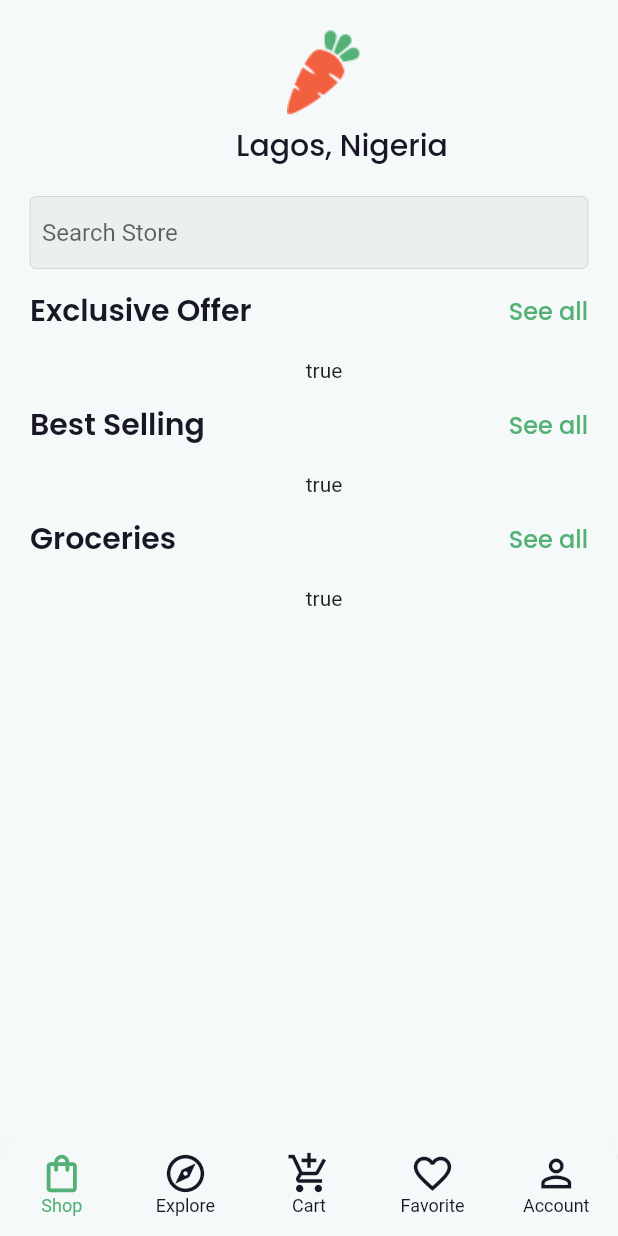
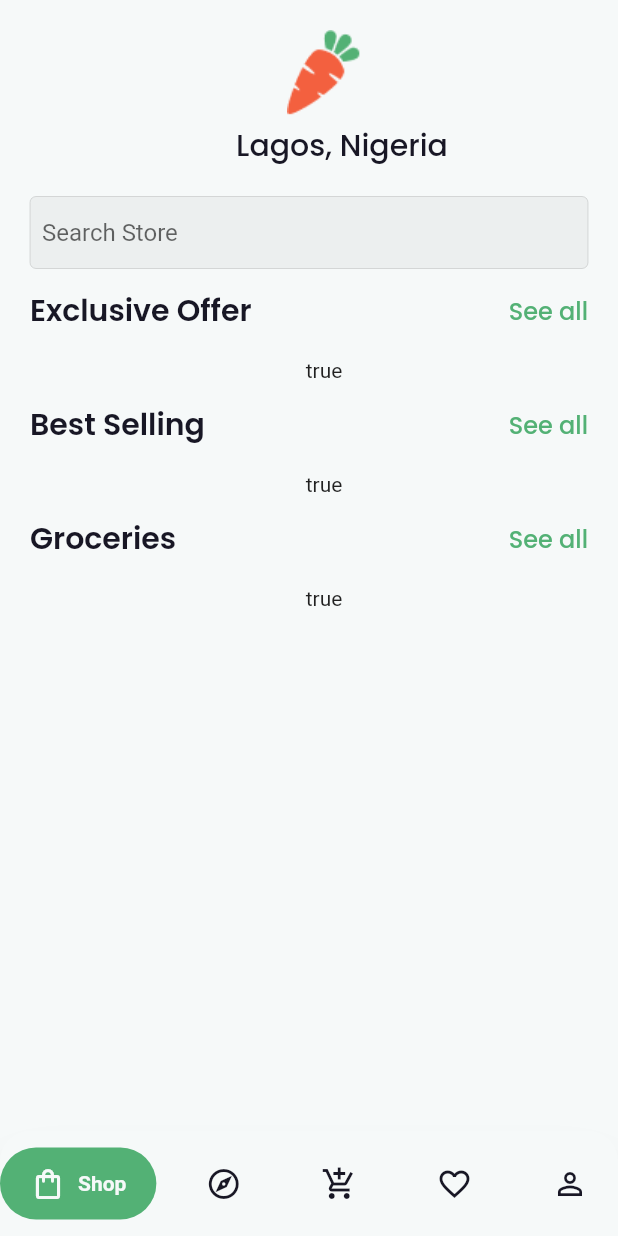
Before and after one commit to teajhaney/nectar_goceries_app, a Flutter app: the screen it shows after launch, on a phone screen of 412 x 824 dp. Run offline on Flutter 3.47's test engine with Material 2 defaults, Android fonts, the phone set to English and light mode, and no system bars; drawn by our look-alikes of google_nav_bar; our stand-ins replace cloud_firestore, firebase_auth, firebase_core, gap, go_router, google_fonts; accounts and stored records are empty; network calls fail.

Commit message:
update nav screen

```diff
--- a/lib/presentation/screens/nav_screen.dart
+++ b/lib/presentation/screens/nav_screen.dart
@@ -1,4 +1,5 @@
 import 'package:flutter/material.dart';
+import 'package:google_nav_bar/google_nav_bar.dart';
 import '/all_path.dart';
 
 class NavScreen extends StatefulWidget {
@@ -8,7 +9,8 @@ class NavScreen extends StatefulWidget {
   State<NavScreen> createState() => _NavScreenState();
 }
 
-class _NavScreenState extends State<NavScreen> {
+class _NavScreenState extends State<NavScreen>
+    with AutomaticKeepAliveClientMixin {
   final List<Widget> _screens = const [
     ShopScreen(key: PageStorageKey('ShopScreen')),
     ExploreScreen(key: PageStorageKey('ExploreScreen')),
@@ -26,13 +28,25 @@ class _NavScreenState extends State<NavScreen> {
   var _currentIndex = 0;
   @override
   Widget build(BuildContext context) {
+    super.build(context);
     return SafeArea(
       child: Scaffold(
           body: _screens[_currentIndex],
-          bottomNavigationBar: ClipRRect(
-            borderRadius: const BorderRadius.only(
-              topLeft: Radius.circular(20.0),
-              topRight: Radius.circular(20.0),
+          bottomNavigationBar: Container(
+            decoration: BoxDecoration(
+              color: ColorManager.white,
+              borderRadius: const BorderRadius.only(
+                topLeft: Radius.circular(20.0),
+                topRight: Radius.circular(20.0),
+              ),
+              boxShadow: [
+                BoxShadow(
+                  spreadRadius: -10,
+                  blurRadius: 30,
+                  color: ColorManager.black.withOpacity(.4),
+                  offset: const Offset(0, 25),
+                )
+              ],
             ),
             child: Theme(
               data: ThemeData(
@@ -41,28 +55,33 @@ class _NavScreenState extends State<NavScreen> {
               ),
               child: SizedBox(
                 height: AppSize.s70,
-                child: BottomNavigationBar(
-                    type: BottomNavigationBarType.fixed,
-                    backgroundColor: ColorManager.white,
-                    elevation: 3,
-                    items: _icons
+                child: GNav(
+                    tabs: _icons
                         .map((title, icon) => MapEntry(
                             title,
-                            BottomNavigationBarItem(
-                              icon: Icon(icon, size: 30.0),
-                              label: title,
+                            GButton(
+                              icon: icon,
+                              text: title,
                             )))
                         .values
                         .toList(),
-                    currentIndex: _currentIndex,
-                    selectedItemColor: ColorManager.green,
-                    selectedFontSize: FontSize.fs12,
-                    unselectedFontSize: FontSize.fs12,
-                    unselectedItemColor: ColorManager.black,
-                    onTap: (index) => setState(() => _currentIndex = index)),
+                    curve: Curves.easeInOut,
+                    iconSize: 24,
+                    gap: 8,
+                    tabBackgroundColor: ColorManager.green,
+                    selectedIndex: _currentIndex,
+                    padding: EdgeInsets.symmetric(horizontal: 20, vertical: 12),
+                    duration: const Duration(milliseconds: 400),
+                    activeColor: ColorManager.white,
+                    color: ColorManager.black,
+                    onTabChange: (index) =>
+                        setState(() => _currentIndex = index)),
               ),
             ),
           )),
     );
   }
+
+  @override
+  bool get wantKeepAlive => true;
 }
--- a/pubspec.yaml
+++ b/pubspec.yaml
@@ -39,6 +39,7 @@ dependencies:
   gap: ^2.0.1
   go_router: ^5.2.3
   google_fonts: ^3.0.1
+  google_nav_bar: ^5.0.6
   http: ^0.13.5
 
 dev_dependencies:
```
Also changed, not shown: pubspec.lock.
